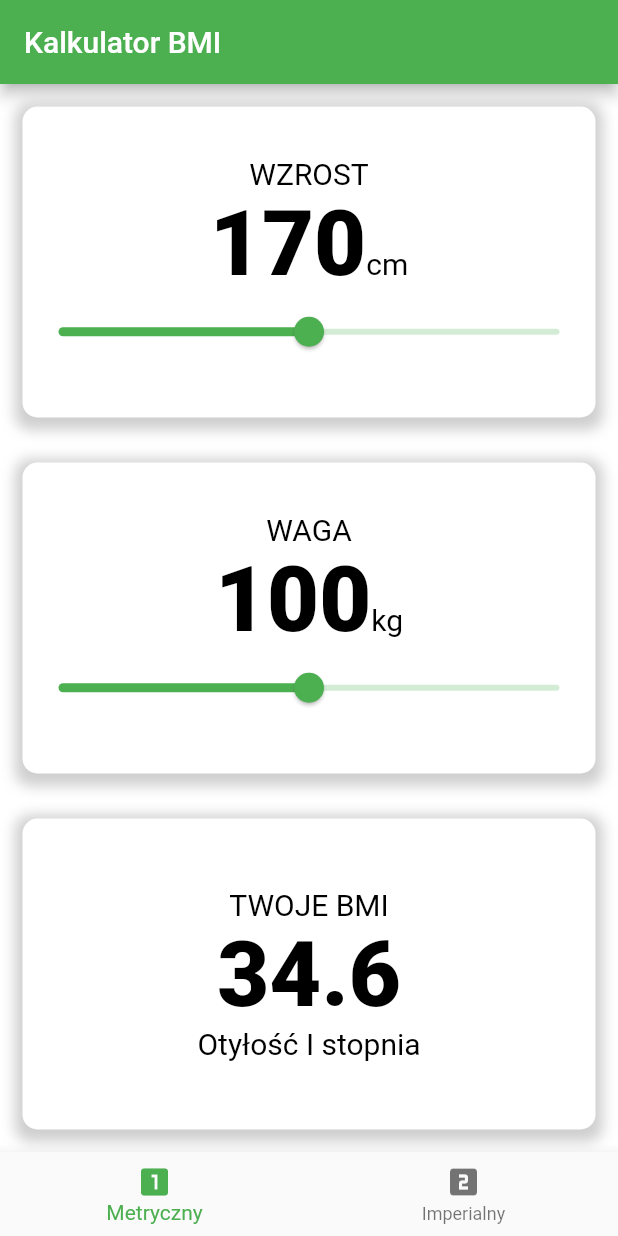
After one commit to Throo94/calculator_bmi, a Flutter app: the screen it shows after launch, on a phone screen of 412 x 824 dp. The commit adds this screen. Run offline on Flutter 3.47's test engine with Material 2 defaults, Android fonts, the phone set to English and light mode, and no system bars; our stand-ins replace bloc, flutter_bloc.

Commit message:
Version2

```diff
--- /dev/null
+++ b/lib/screens/bmi_screen/bmi_screen.dart
@@ -0,0 +1,145 @@
+import 'package:calculator_bmi/resources/text_styles.dart';
+import 'package:calculator_bmi/resources/mini_container.dart';
+import 'package:calculator_bmi/screens/bmi_screen/cubit/bmi_cubit.dart';
+import 'package:calculator_bmi/utils/bmi_calculator.dart';
+import 'package:calculator_bmi/utils/units.dart';
+import 'package:flutter/material.dart';
+import 'package:flutter_bloc/flutter_bloc.dart';
+
+class BMIScreen extends StatelessWidget {
+  const BMIScreen({super.key, required this.units});
+
+  final Units units;
+
+  @override
+  Widget build(BuildContext context) {
+    return BlocProvider(
+      create: (context) => BMICubit(),
+      child: BlocBuilder<BMICubit, BMIState>(
+        builder: (context, state) {
+          var result = BmiCalculator.calculateBmi(state.weight, state.height);
+          var resultDetail = BmiCalculator.getInterpretation(result);
+          return Scaffold(
+            appBar: AppBar(
+              title: const Text('Kalkulator BMI'),
+            ),
+            body: Column(
+              children: <Widget>[
+                Expanded(
+                  child: MiniContainer(
+                    boxColor: Colors.white,
+                    childWidget: Column(
+                      mainAxisAlignment: MainAxisAlignment.center,
+                      children: <Widget>[
+                        const Text(
+                          'WZROST',
+                          style: textStyle1,
+                        ),
+                        Row(
+                          mainAxisAlignment: MainAxisAlignment.center,
+                          crossAxisAlignment: CrossAxisAlignment.baseline,
+                          textBaseline: TextBaseline.alphabetic,
+                          children: <Widget>[
+                            Text(
+                              units
+                                  .fromMetricHeight(state.height)
+                                  .toStringAsFixed(0),
+                              style: textStyle2,
+                            ),
+                            Text(
+                              units.getHeightUnitName(),
+                              style: textStyle1,
+                            ),
+                          ],
+                        ),
+                        Slider(
+                          value: state.height,
+                          min: 120,
+                          max: 220,
+                          activeColor: Colors.green,
+                          onChanged: (double newValue) {
+                            BlocProvider.of<BMICubit>(context)
+                                .onHeightChanged(state, newValue);
+                          },
+                        ),
+                      ],
+                    ),
+                  ),
+                ),
+                Expanded(
+                  child: MiniContainer(
+                    boxColor: Colors.white,
+                    childWidget: Column(
+                      mainAxisAlignment: MainAxisAlignment.center,
+                      children: <Widget>[
+                        const Text(
+                          'WAGA',
+                          style: textStyle1,
+                        ),
+                        Row(
+                          mainAxisAlignment: MainAxisAlignment.center,
+                          crossAxisAlignment: CrossAxisAlignment.baseline,
+                          textBaseline: TextBaseline.alphabetic,
+                          children: <Widget>[
+                            Text(
+                              units
+                                  .fromMetricWeight(state.weight)
+                                  .toStringAsFixed(0),
+                              style: textStyle2,
+                            ),
+                            Text(
+                              units.getWeightUnitName(),
+                              style: textStyle1,
+                            ),
+                          ],
+                        ),
+                        Slider(
+                          value: state.weight,
+                          min: 40,
+                          max: 160,
+                          activeColor: Colors.green,
+                          onChanged: (double newValue) {
+                            BlocProvider.of<BMICubit>(context)
+                                .onWeightChanged(state, newValue);
+                          },
+                        ),
+                      ],
+                    ),
+                  ),
+                ),
+                Expanded(
+                  child: Row(
+                    children: <Widget>[
+                      Expanded(
+                        child: MiniContainer(
+                          boxColor: Colors.white,
+                          childWidget: Column(
+                            mainAxisAlignment: MainAxisAlignment.center,
+                            children: <Widget>[
+                              const Text(
+                                'TWOJE BMI',
+                                style: textStyle1,
+                              ),
+                              Text(
+                                result.toStringAsFixed(1),
+                                style: textStyle2,
+                              ),
+                              Text(
+                                resultDetail,
+                                style: textStyle1,
+                              ),
+                            ],
+                          ),
+                        ),
+                      ),
+                    ],
+                  ),
+                ),
+              ],
+            ),
+          );
+        },
+      ),
+    );
+  }
+}
--- /dev/null
+++ b/lib/screens/bmi_screen/cubit/bmi_cubit.dart
@@ -0,0 +1,15 @@
+import 'package:bloc/bloc.dart';
+import 'package:meta/meta.dart';
+
+part 'bmi_state.dart';
+
+class BMICubit extends Cubit<BMIState> {
+  BMICubit() : super(const BMIState(height: 170, weight: 100));
+
+  void onHeightChanged(BMIState state, double height) {
+    emit(BMIState(height: height, weight: state.weight));
+  }
+  void onWeightChanged(BMIState state, double weight) {
+    emit(BMIState(height: state.height, weight: weight));
+  }
+}
--- /dev/null
+++ b/lib/screens/bmi_screen/cubit/bmi_state.dart
@@ -0,0 +1,9 @@
+part of 'bmi_cubit.dart';
+
+@immutable
+class BMIState {
+  const BMIState({required this.height, required this.weight});
+
+  final double height;
+  final double weight;
+}
--- a/lib/screens/layout_page.dart
+++ b/lib/screens/layout_page.dart
@@ -1,5 +1,5 @@
-import 'package:calculator_bmi/screens/imperial_screen.dart';
-import 'package:calculator_bmi/screens/metrical_screen.dart';
+import 'package:calculator_bmi/screens/bmi_screen/bmi_screen.dart';
+import 'package:calculator_bmi/utils/units.dart';
 import 'package:flutter/material.dart';
 
 class LayoutPage extends StatefulWidget {
@@ -20,9 +20,13 @@ class _LayoutPageState extends State<LayoutPage> {
       body: Builder(
         builder: (context) {
           if (currentIndex == 0) {
-            return const MetricalScreen();
+            return BMIScreen(
+              units: MetricUnits(),
+            );
           } else {
-            return const ImperialScreen();
+            return BMIScreen(
+              units: ImperialUnits(),
+            );
           }
         },
       ),
--- /dev/null
+++ b/lib/utils/bmi_calculator.dart
@@ -0,0 +1,37 @@
+import 'dart:math';
+
+class BmiCalculator {
+
+  static double calculateBmi(double weight, double height) {
+    double bmi = weight / pow(height / 100, 2);
+    return bmi;
+  }
+
+  static String getInterpretation(double bmi) {
+    if (bmi < 16) {
+      return 'Wygłodzenie';
+    }
+    if (bmi < 17) {
+      return 'Wychudzenie';
+    }
+    if (bmi < 18.5) {
+      return 'Niedowaga';
+    }
+    if (bmi < 25) {
+      return 'Waga prawidłowa';
+    }
+    if (bmi < 30) {
+      return 'Nadwaga';
+    }
+    if (bmi < 35) {
+      return 'Otyłość I stopnia';
+    }
+    if (bmi < 40) {
+      return 'Otyłość II stopnia';
+    }
+
+    return 'Otyłość III stopnia';
+  }
+
+
+}
--- /dev/null
+++ b/lib/utils/units.dart
@@ -0,0 +1,72 @@
+abstract class Units {
+  double toMetricHeight(double height);
+  double toMetricWeight(double weight);
+  double fromMetricHeight(double height);
+  double fromMetricWeight(double weight);
+  String getHeightUnitName();
+  String getWeightUnitName();
+}
+
+class MetricUnits extends Units {
+  @override
+  double toMetricHeight(double height) {
+    return height;
+  }
+
+  @override
+  double fromMetricHeight(double height) {
+    return height;
+  }
+
+  @override
+  double toMetricWeight(double weight) {
+    return weight;
+  }
+
+  @override
+  double fromMetricWeight(double weight) {
+    return weight;
+  }
+
+  @override
+  String getHeightUnitName() {
+    return 'cm';
+  }
+
+  @override
+  String getWeightUnitName() {
+    return 'kg';
+  }
+}
+
+class ImperialUnits extends Units {
+  @override
+  double toMetricHeight(double height) {
+    return height * 2.54;
+  }
+
+  @override
+  double fromMetricHeight(double height) {
+    return height / 2.54;
+  }
+
+  @override
+  double toMetricWeight(double weight) {
+    return weight * 0.453592;
+  }
+
+  @override
+  double fromMetricWeight(double weight) {
+    return weight / 0.453592;
+  }
+
+  @override
+  String getHeightUnitName() {
+    return 'in';
+  }
+
+  @override
+  String getWeightUnitName() {
+    return 'lb';
+  }
+}
--- a/pubspec.yaml
+++ b/pubspec.yaml
@@ -36,6 +36,7 @@ dependencies:
   # The following adds the Cupertino Icons font to your application.
   # Use with the CupertinoIcons class for iOS style icons.
   cupertino_icons: ^1.0.2
+  flutter_bloc: ^8.1.1
 
 
 dev_dependencies:
```
Also changed, not shown: lib/screens/imperial_screen.dart (deleted, +0 -174 lines), lib/screens/metrical_screen.dart (deleted, +0 -174 lines), pubspec.lock.
